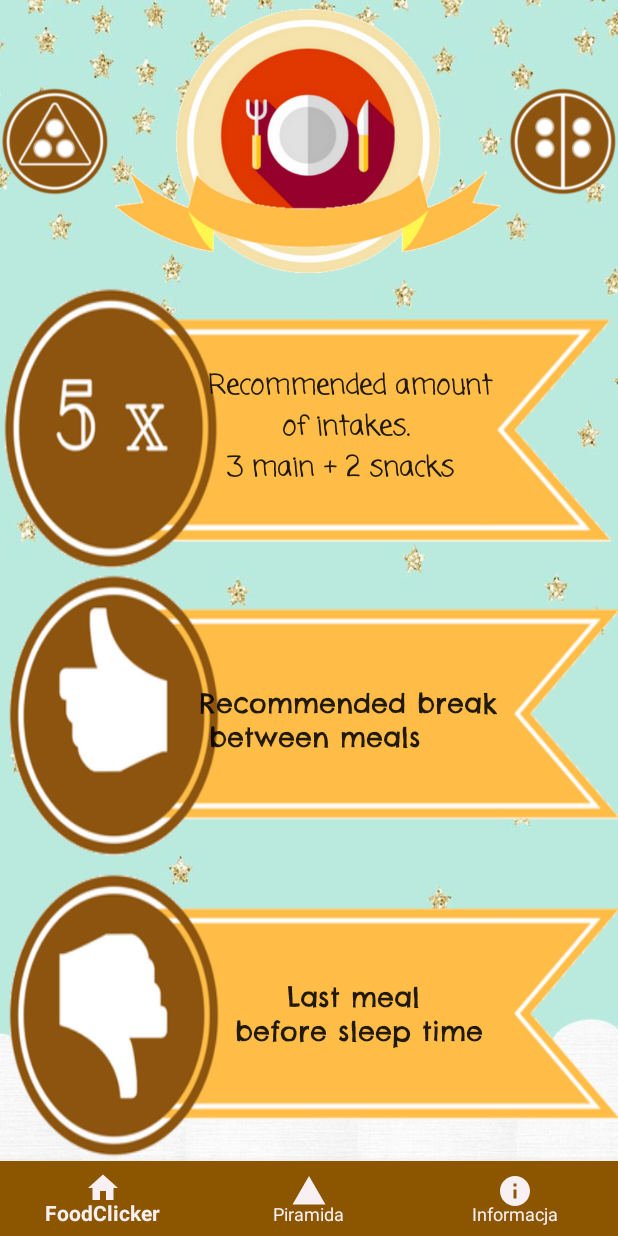
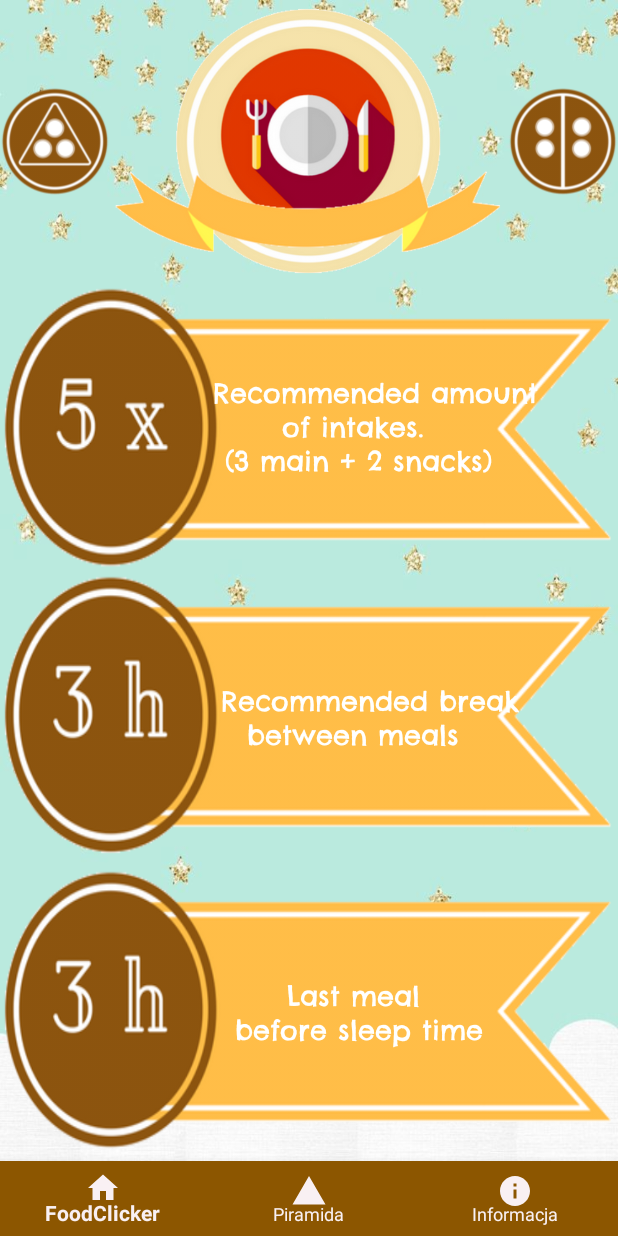
Before and after one commit to tomaszd/FoodClicker, an Android app: the InneDetailsActivity screen opened directly, with no data from a screen before it, on a phone screen of 412 x 824 dp. Run offline under Robolectric (Android 15) with nearby library versions, the phone set to English and light mode, and no system bars.

```diff
--- a/app/src/main/java/com/example/tomaszek/foodclicker/InneDetailsActivity.java
+++ b/app/src/main/java/com/example/tomaszek/foodclicker/InneDetailsActivity.java
@@ -35,11 +35,16 @@ public class InneDetailsActivity extends AppCompatActivity {
         nabial_value = intent.getIntExtra("nabial", 0);
         orzech_value = intent.getIntExtra("orzechy", 0);
 
+        Typeface typeface = Typeface.createFromAsset(getAssets(), "fonts/custom_font2.ttf");
+        Button btnZalecane = (Button) findViewById(R.id.btnZalecane);
         Button btnOk = (Button) findViewById(R.id.btnOk);
-        Typeface typeface = Typeface.createFromAsset(getAssets(), "fonts/custom_font2.ttf");
+        Button btnNotOk = (Button) findViewById(R.id.btnNotOk);
+        btnZalecane.setTypeface(typeface);
         btnOk.setTypeface(typeface);
-        Button btnNotOk = (Button) findViewById(R.id.btnNotOk);
         btnNotOk.setTypeface(typeface);
+        btnOk.setTextColor(0xffffffff); //this is white color
+        btnNotOk.setTextColor(0xffffffff); //this is white color
+        btnZalecane.setTextColor(0xffffffff); //this is white color
 
 
         ImageView btnPiramida = (ImageView) findViewById(R.id.btnPiramida);
--- a/app/src/main/java/com/example/tomaszek/foodclicker/WodaDetailsActivity.java
+++ b/app/src/main/java/com/example/tomaszek/foodclicker/WodaDetailsActivity.java
@@ -37,13 +37,16 @@ public class WodaDetailsActivity extends AppCompatActivity {
         orzech_value = intent.getIntExtra("orzechy", 0);
 
         Typeface typeface = Typeface.createFromAsset(getAssets(), "fonts/custom_font2.ttf");
+
+        Button btnZalecane = (Button) findViewById(R.id.btnZalecane);
         Button btnOk = (Button) findViewById(R.id.btnOk);
         Button btnNotOk = (Button) findViewById(R.id.btnNotOk);
+        btnZalecane.setTypeface(typeface);
         btnOk.setTypeface(typeface);
         btnNotOk.setTypeface(typeface);
         btnOk.setTextColor(0xffffffff); //this is white color
         btnNotOk.setTextColor(0xffffffff); //this is white color
-
+        btnZalecane.setTextColor(0xffffffff); //this is white color
 
         ImageView btnPiramida = (ImageView) findViewById(R.id.btnPiramida);
         btnPiramida.setOnClickListener(new View.OnClickListener() {
--- a/app/src/main/res/layout/activity_inne_details.xml
+++ b/app/src/main/res/layout/activity_inne_details.xml
@@ -46,12 +46,12 @@
 
     <Button
         android:id="@+id/btnZalecane"
+        style="@style/styleIndetailInfo"
         android:layout_width="fill_parent"
         android:layout_height="fill_parent"
-        style="@style/styleIndetailInfo"
         android:layout_weight="1"
-        android:text="@string/recommended_amount_of_intakes_3_main_2_snacks"
-        android:background="@drawable/five_ribeye" />
+        android:background="@drawable/five_ribeye"
+        android:text="@string/recommended_amount_of_intakes_3_main_2_snacks" />
 
     <Button
         android:id="@+id/btnOk"
@@ -59,7 +59,7 @@
         android:layout_width="fill_parent"
         android:layout_height="fill_parent"
         android:layout_weight="1"
-        android:background="@drawable/ok_ribeye"
+        android:background="@drawable/three_hours_ribeye"
         android:text="@string/inne_ok_string" />
 
 
@@ -77,7 +77,7 @@
             android:layout_width="fill_parent"
             android:layout_height="fill_parent"
             android:layout_weight="1"
-            android:background="@drawable/not_ok_ribeye"
+            android:background="@drawable/three_hours_ribeye"
             android:text="@string/inne_notok_string" />
 
     </LinearLayout>
--- a/app/src/main/res/layout/activity_tabela.xml
+++ b/app/src/main/res/layout/activity_tabela.xml
@@ -178,7 +178,6 @@
             android:orientation="horizontal">
 
 
-
             <Space
                 android:layout_width="wrap_content"
                 android:layout_height="wrap_content"
@@ -214,8 +213,6 @@
                 android:layout_weight="1" />
 
 
-
-
         </LinearLayout>
 
         <android.support.design.widget.BottomNavigationView xmlns:android="http://schemas.android.com/apk/res/android"
--- a/app/src/main/res/layout/activity_warzywa_details.xml
+++ b/app/src/main/res/layout/activity_warzywa_details.xml
@@ -77,8 +77,8 @@
             android:layout_width="fill_parent"
             android:layout_height="fill_parent"
             android:layout_weight="1"
-            android:text="@string/hours_before_sleep_for_last_meal"
-            android:background="@drawable/three_five_hours_ribeye" />
+            android:background="@drawable/three_five_hours_ribeye"
+            android:text="@string/hours_before_sleep_for_last_meal" />
 
     </LinearLayout>
 
```
Also changed, not shown: app/src/main/java/com/example/tomaszek/foodclicker/NabialDetailsActivity.java (+12 -0 lines), app/src/main/java/com/example/tomaszek/foodclicker/OlejorzechDetailsActivity.java (+12 -1 lines), app/src/main/java/com/example/tomaszek/foodclicker/OwoceDetailsActivity.java (+12 -1 lines), app/src/main/java/com/example/tomaszek/foodclicker/RybyDetailsActivity.java (+12 -1 lines), app/src/main/java/com/example/tomaszek/foodclicker/WarzywaDetailsActivity.java (+13 -0 lines), app/src/main/java/com/example/tomaszek/foodclicker/ZbozaDetailsActivity.java (+12 -1 lines), app/src/main/res/values/strings.xml (+6 -6 lines), app/src/main/res/drawable/three_hours_ribeye.png (added).
